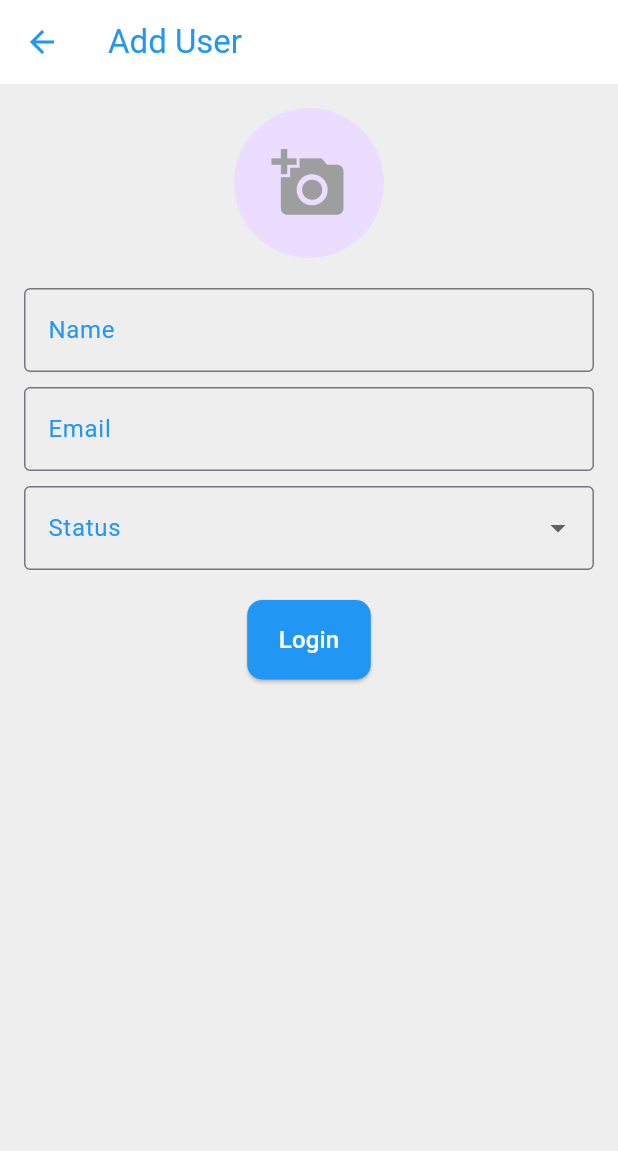
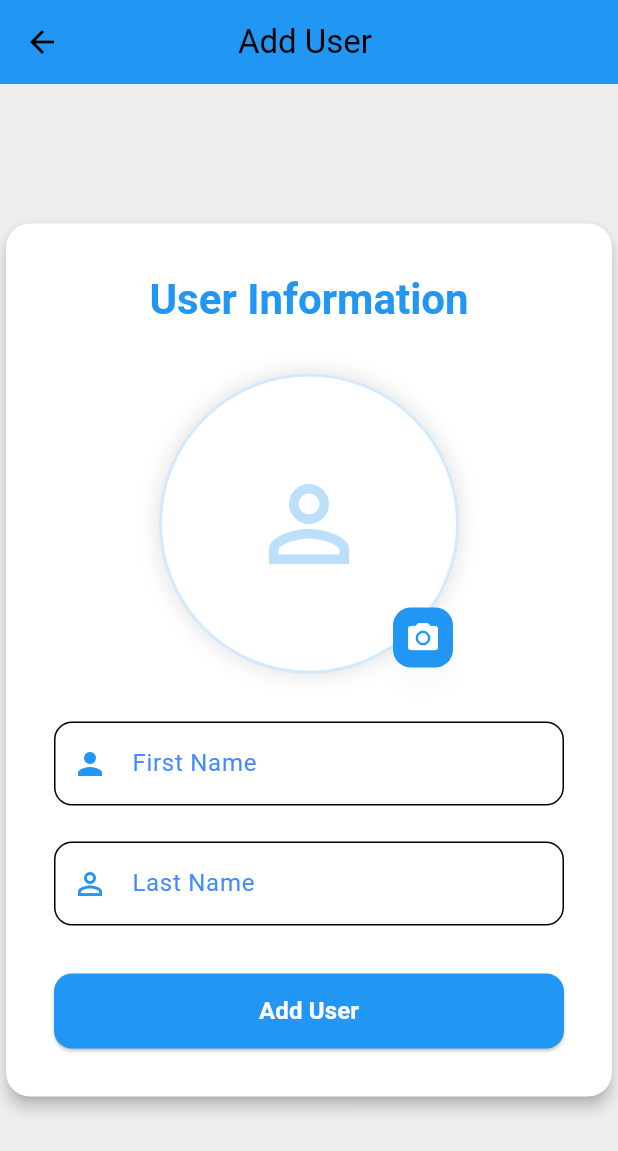
Before and after one commit to burhonjonturdaliyev/face_desktop_app, a Flutter app: the AddUserScreen screen opened directly, on a phone screen of 412 x 824 dp. Shown: the top 1151 px of the screen. Run offline on Flutter 3.47's test engine with Material 3 defaults, Android fonts, the phone set to English and light mode, and no system bars; our stand-ins replace bloc, file_picker, flutter_bloc; missing offline and left inert: http_auth, window_manager.

Commit message:
add user screen added

```diff
--- a/lib/main.dart
+++ b/lib/main.dart
@@ -40,7 +40,7 @@ class MyApp extends StatelessWidget {
       darkTheme: AppTheme.darkTheme(context),
       themeMode: ThemeMode.light,
       title: 'Login Screen',
-      initialRoute: RouteNames.example,
+      initialRoute: RouteNames.login,
       routes: Routes.baseRoutes,
     );
   }
--- a/lib/screens/add_user/add_user_screen.dart
+++ b/lib/screens/add_user/add_user_screen.dart
@@ -1,6 +1,7 @@
+import 'dart:io';
 import 'package:flutter/material.dart';
-import 'package:image_picker/image_picker.dart';
-import 'dart:io';
+import 'package:file_picker/file_picker.dart';
+import 'package:path/path.dart' as path;
 
 class AddUserScreen extends StatefulWidget {
   const AddUserScreen({super.key});
@@ -10,109 +11,223 @@ class AddUserScreen extends StatefulWidget {
 }
 
 class _AddUserScreenState extends State<AddUserScreen> {
-  final TextEditingController nameController = TextEditingController();
-  final TextEditingController emailController = TextEditingController();
-  String? selectedStatus;
-  File? userImage;
+  final _formKey = GlobalKey<FormState>();
+  final _firstNameController = TextEditingController();
+  final _lastNameController = TextEditingController();
+  File? _selectedImage;
+  String? _selectedFileName;
 
-  Future<void> pickImage() async {
-    final pickedFile = await ImagePicker().pickImage(source: ImageSource.gallery);
-    if (pickedFile != null) {
+  Future<void> _pickImage() async {
+    try {
+      final result = await FilePicker.platform.pickFiles(
+        type: FileType.custom,
+        allowedExtensions: ['jpg', 'jpeg', 'png'],
+        allowMultiple: false,
+        withData: true,
+        dialogTitle: 'Select an Image',
+      );
+
+      if (result != null && result.files.single.path != null) {
+        final file = File(result.files.single.path!);
+        final fileSize = await file.length();
+
+        if (fileSize > 5 * 1024 * 1024) {
+          _showMessage('File size should not exceed 5MB');
+          return;
+        }
+
         setState(() {
-        userImage = File(pickedFile.path);
+          _selectedImage = file;
+          _selectedFileName = path.basename(file.path);
         });
+      }
+    } catch (e) {
+      _showMessage('Error selecting image: $e');
     }
   }
 
-  void addUser() {
-    if (nameController.text.isNotEmpty &&
-        emailController.text.isNotEmpty &&
-        selectedStatus != null &&
-        userImage != null) {
+  void _showMessage(String message) {
+    if (!mounted) return;
     ScaffoldMessenger.of(context).showSnackBar(
-        const SnackBar(content: Text('User added successfully!')),
-      );
-      Navigator.pop(context);
-    } else {
-      ScaffoldMessenger.of(context).showSnackBar(
-        const SnackBar(content: Text('Please fill in all fields and select an image.')),
+      SnackBar(
+        content: Text(message),
+        behavior: SnackBarBehavior.floating,
+        width: 400,
+        shape: RoundedRectangleBorder(borderRadius: BorderRadius.circular(10)),
+      ),
     );
   }
+
+  void _saveProfile() {
+    if (_formKey.currentState!.validate()) {
+      if (_selectedImage == null) {
+        _showMessage('Please select a picture');
+        return;
+      }
+
+      final userData = {
+        'firstName': _firstNameController.text.trim(),
+        'lastName': _lastNameController.text.trim(),
+        'imagePath': _selectedImage!.path,
+      };
+
+
+      _showMessage('User added successfully');
+    }
+  }
+
+  @override
+  void dispose() {
+    _firstNameController.dispose();
+    _lastNameController.dispose();
+    super.dispose();
   }
 
   @override
   Widget build(BuildContext context) {
     final theme = Theme.of(context);
-    final width = MediaQuery.of(context).size.width;
+
     return Scaffold(
       appBar: AppBar(
-        title: const Text('Add User'),
+        title: const Text('Add User '),
+        centerTitle: true,
+        backgroundColor: theme.colorScheme.primary,
+        elevation: 2,
       ),
-      body: Padding(
-        padding: const EdgeInsets.all(16.0),
-        child: SingleChildScrollView(
+      body: Container(
+        color: Colors.transparent,
+        child: Center(
+          child: ConstrainedBox(
+            constraints: const BoxConstraints(maxWidth: 800),
+            child: Card(
+              elevation: 4,
+              shape: RoundedRectangleBorder(
+                borderRadius: BorderRadius.circular(16),
+              ),
+              child: Padding(
+                padding: const EdgeInsets.all(32.0),
+                child: Form(
+                  key: _formKey,
                   child: Column(
+                    mainAxisSize: MainAxisSize.min,
+                    crossAxisAlignment: CrossAxisAlignment.stretch,
                     children: [
-              GestureDetector(
-                onTap: pickImage,
-                child: CircleAvatar(
-                  radius: 50,
-                  backgroundImage: userImage != null ? FileImage(userImage!) : null,
-                  child: userImage == null
-                      ? const Icon(Icons.add_a_photo, size: 50, color: Colors.grey)
-                      : null,
+                      Text(
+                        'User Information',
+                        style: theme.textTheme.headlineMedium?.copyWith(
+                          color: theme.primaryColor,
+                          fontWeight: FontWeight.bold,
+                        ),
+                        textAlign: TextAlign.center,
+                      ),
+                      const SizedBox(height: 32),
+                      // Profile Picture
+                      Center(
+                        child: Stack(
+                          children: [
+                            Container(
+                              width: 200,
+                              height: 200,
+                              decoration: BoxDecoration(
+                                color: theme.cardColor,
+                                shape: BoxShape.circle,
+                                border: Border.all(
+                                  color: theme.primaryColor.withOpacity(0.2),
+                                  width: 2,
+                                ),
+                                boxShadow: [
+                                  BoxShadow(
+                                    color: theme.shadowColor.withOpacity(0.1),
+                                    blurRadius: 10,
+                                    spreadRadius: 2,
+                                  ),
+                                ],
+                              ),
+                              child: _selectedImage != null
+                                  ? ClipOval(
+                                      child: Image.file(
+                                        _selectedImage!,
+                                        fit: BoxFit.cover,
+                                      ),
+                                    )
+                                  : Icon(
+                                      Icons.person_outline,
+                                      size: 80,
+                                      color: theme.colorScheme.primary.withOpacity(0.3),
                                     ),
                             ),
-              const SizedBox(height: 20),
-              TextField(
-                controller: nameController,
-                decoration: const InputDecoration(
-                  labelText: 'Name',
-                  border: OutlineInputBorder(),
+                            Positioned(
+                              bottom: 0,
+                              right: 0,
+                              child: FloatingActionButton.small(
+                                onPressed: _pickImage,
+                                backgroundColor: theme.colorScheme.primary,
+                                child: const Icon(Icons.camera_alt),
                               ),
                             ),
-              const SizedBox(height: 10),
-              TextField(
-                controller: emailController,
-                decoration: const InputDecoration(
-                  labelText: 'Email',
-                  border: OutlineInputBorder(),
+                          ],
                         ),
                       ),
-              const SizedBox(height: 10),
-              DropdownButtonFormField<String>(
-                value: selectedStatus,
-                decoration: const InputDecoration(
-                  labelText: 'Status',
-                  border: OutlineInputBorder(),
+                      if (_selectedFileName != null) ...[
+                        const SizedBox(height: 8),
+                        Text(
+                          _selectedFileName!,
+                          style: theme.textTheme.bodySmall?.copyWith(
+                            color: theme.colorScheme.onSurface.withAlpha(150),
                           ),
-                items: const [
-                  DropdownMenuItem(value: 'Active', child: Text('Active')),
-                  DropdownMenuItem(value: 'Inactive', child: Text('Inactive')),
+                          textAlign: TextAlign.center,
+                        ),
                       ],
-                onChanged: (value) {
-                  setState(() {
-                    selectedStatus = value;
-                  });
+                      const SizedBox(height: 32),
+                      TextFormField(
+                        controller: _firstNameController,
+                        decoration: InputDecoration(
+                          labelText: 'First Name',
+                          prefixIcon: Icon(Icons.person, color: theme.colorScheme.primary),
+                          border: OutlineInputBorder(
+                            borderRadius: BorderRadius.circular(12),
+                          ),
+                        ),
+                        validator: (value) {
+                          if (value == null || value.trim().isEmpty) {
+                            return 'Please enter  first name';
+                          }
+                          return null;
                         },
                       ),
-              const SizedBox(height: 20),
-              ElevatedButton(
-                onPressed: addUser,
+                      const SizedBox(height: 24),
+                      TextFormField(
+                        controller: _lastNameController,
+                        decoration: InputDecoration(
+                          labelText: 'Last Name',
+                          prefixIcon: Icon(Icons.person_outline, color: theme.colorScheme.primary),
+                          border: OutlineInputBorder(
+                            borderRadius: BorderRadius.circular(12),
+                          ),
+                        ),
+                        validator: (value) {
+                          if (value == null || value.trim().isEmpty) {
+                            return 'Please enter last name';
+                          }
+                          return null;
+                        },
+                      ),
+                      const SizedBox(height: 32),
+                      // Save Button
+                      SizedBox(
+                        height: 50,
+                        child: ElevatedButton(
+                          onPressed: _saveProfile,
                           style: ElevatedButton.styleFrom(
                             backgroundColor: theme.primaryColor,
-                  padding: EdgeInsets.symmetric(vertical: 15),
+                            foregroundColor: theme.colorScheme.onPrimary,
                             shape: RoundedRectangleBorder(
-                    borderRadius: BorderRadius.circular(10),
+                              borderRadius: BorderRadius.circular(12),
                             ),
                           ),
-                child: Container(
-                  width: width * 0.2,
-                  child: Center(
-                    child: Text(
-                      'Login',
-                      style: TextStyle(fontSize: 16, color: theme.textTheme.labelLarge?.color),
-                    ),
+                          child: const Text(
+                            'Add User',
+                            style: TextStyle(fontSize: 16, fontWeight: FontWeight.bold),
                           ),
                         ),
                       ),
@@ -120,6 +235,10 @@ class _AddUserScreenState extends State<AddUserScreen> {
                   ),
                 ),
               ),
+            ),
+          ),
+        ),
+      ),
     );
   }
 }
```
Also changed, not shown: lib/util/theme/app_theme.dart (+56 -33 lines). Lines whose indentation alone changed are shown as unchanged.
